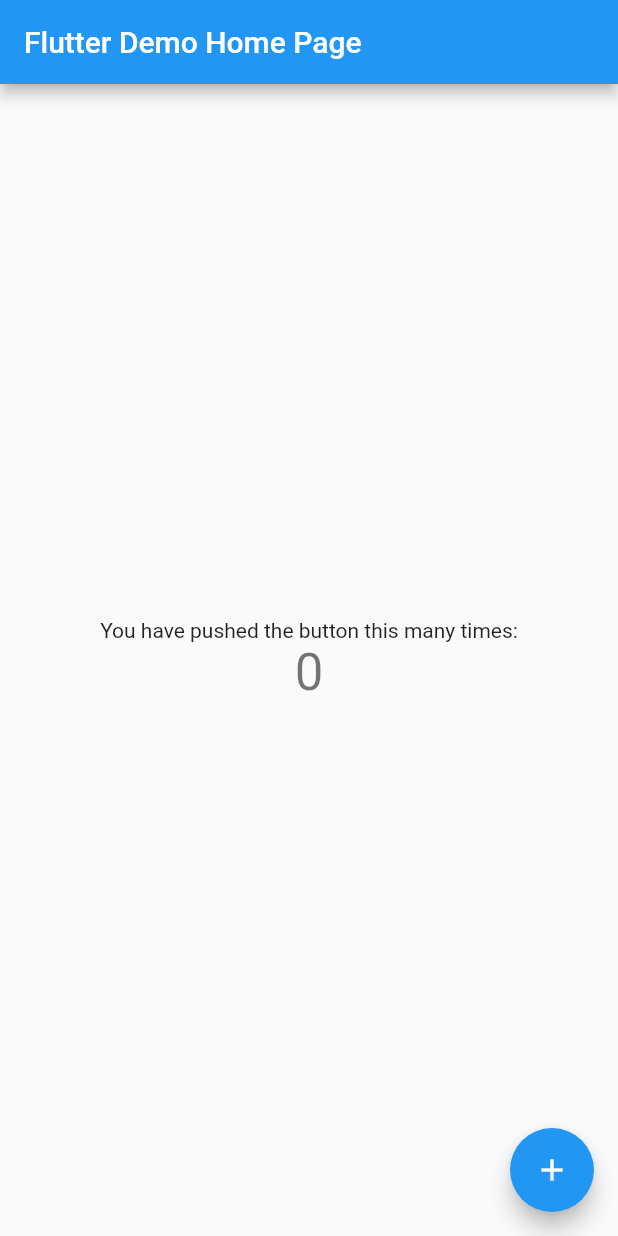
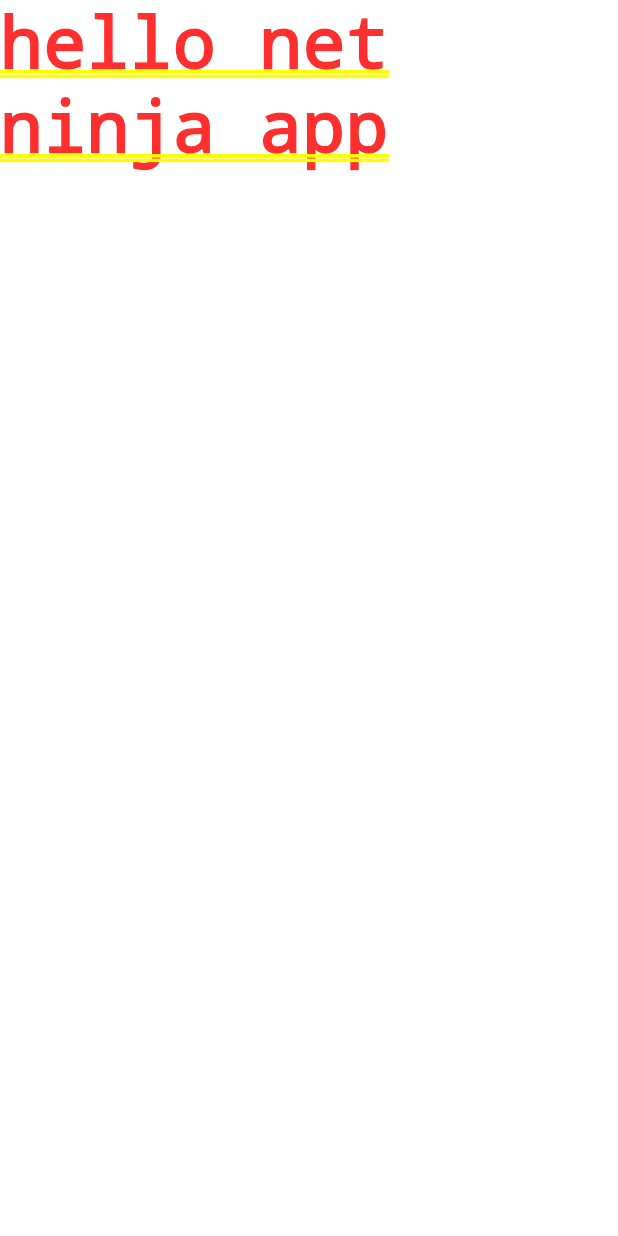
Before and after one commit to mahmudulislam299/flutter_net_ninja_app, a Flutter app: the screen it shows after launch, on a phone screen of 412 x 824 dp. Run offline on Flutter 3.47's test engine with Material 2 defaults, Android fonts, the phone set to English and light mode, and no system bars.

Commit message:
create app

```diff
--- a/lib/main.dart
+++ b/lib/main.dart
@@ -1,115 +1,7 @@
 import 'package:flutter/material.dart';
 
 void main() {
-  runApp(const MyApp());
+  runApp(MaterialApp(
+    home: Text("hello net ninja app"),
+  ));
 }
-
-class MyApp extends StatelessWidget {
-  const MyApp({Key? key}) : super(key: key);
-
-  // This widget is the root of your application.
-  @override
-  Widget build(BuildContext context) {
-    return MaterialApp(
-      title: 'Flutter Demo',
-      theme: ThemeData(
-        // This is the theme of your application.
-        //
-        // Try running your application with "flutter run". You'll see the
-        // application has a blue toolbar. Then, without quitting the app, try
-        // changing the primarySwatch below to Colors.green and then invoke
-        // "hot reload" (press "r" in the console where you ran "flutter run",
-        // or simply save your changes to "hot reload" in a Flutter IDE).
-        // Notice that the counter didn't reset back to zero; the application
-        // is not restarted.
-        primarySwatch: Colors.blue,
-      ),
-      home: const MyHomePage(title: 'Flutter Demo Home Page'),
-    );
-  }
-}
-
-class MyHomePage extends StatefulWidget {
-  const MyHomePage({Key? key, required this.title}) : super(key: key);
-
-  // This widget is the home page of your application. It is stateful, meaning
-  // that it has a State object (defined below) that contains fields that affect
-  // how it looks.
-
-  // This class is the configuration for the state. It holds the values (in this
-  // case the title) provided by the parent (in this case the App widget) and
-  // used by the build method of the State. Fields in a Widget subclass are
-  // always marked "final".
-
-  final String title;
-
-  @override
-  State<MyHomePage> createState() => _MyHomePageState();
-}
-
-class _MyHomePageState extends State<MyHomePage> {
-  int _counter = 0;
-
-  void _incrementCounter() {
-    setState(() {
-      // This call to setState tells the Flutter framework that something has
-      // changed in this State, which causes it to rerun the build method below
-      // so that the display can reflect the updated values. If we changed
-      // _counter without calling setState(), then the build method would not be
-      // called again, and so nothing would appear to happen.
-      _counter++;
-    });
-  }
-
-  @override
-  Widget build(BuildContext context) {
-    // This method is rerun every time setState is called, for instance as done
-    // by the _incrementCounter method above.
-    //
-    // The Flutter framework has been optimized to make rerunning build methods
-    // fast, so that you can just rebuild anything that needs updating rather
-    // than having to individually change instances of widgets.
-    return Scaffold(
-      appBar: AppBar(
-        // Here we take the value from the MyHomePage object that was created by
-        // the App.build method, and use it to set our appbar title.
-        title: Text(widget.title),
-      ),
-      body: Center(
-        // Center is a layout widget. It takes a single child and positions it
-        // in the middle of the parent.
-        child: Column(
-          // Column is also a layout widget. It takes a list of children and
-          // arranges them vertically. By default, it sizes itself to fit its
-          // children horizontally, and tries to be as tall as its parent.
-          //
-          // Invoke "debug painting" (press "p" in the console, choose the
-          // "Toggle Debug Paint" action from the Flutter Inspector in Android
-          // Studio, or the "Toggle Debug Paint" command in Visual Studio Code)
-          // to see the wireframe for each widget.
-          //
-          // Column has various properties to control how it sizes itself and
-          // how it positions its children. Here we use mainAxisAlignment to
-          // center the children vertically; the main axis here is the vertical
-          // axis because Columns are vertical (the cross axis would be
-          // horizontal).
-          mainAxisAlignment: MainAxisAlignment.center,
-          children: <Widget>[
-            const Text(
-              'You have pushed the button this many times:',
-            ),
-            Text(
-              '$_counter',
-              style: Theme.of(context).textTheme.headline4,
-            ),
-          ],
-        ),
-      ),
-      floatingActionButton: FloatingActionButton(
-        onPressed: _incrementCounter,
-        tooltip: 'Increment',
-        child: const Icon(Icons.add),
-      ), // This trailing comma makes auto-formatting nicer for build methods.
-    );
-  }
-}
```
